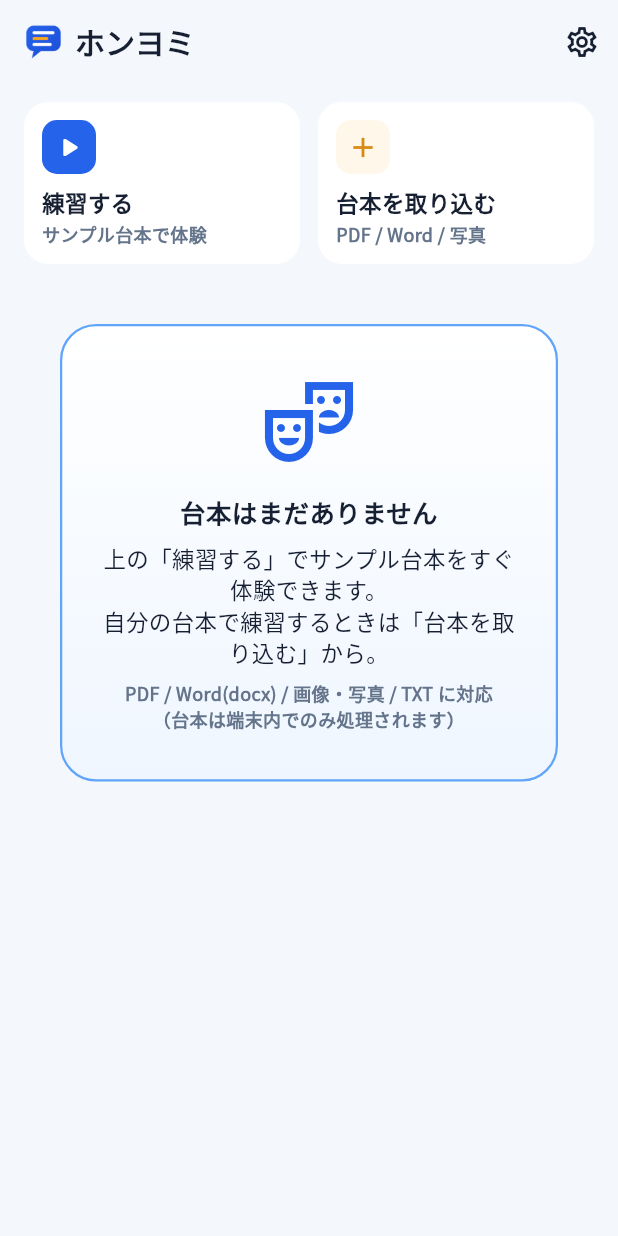
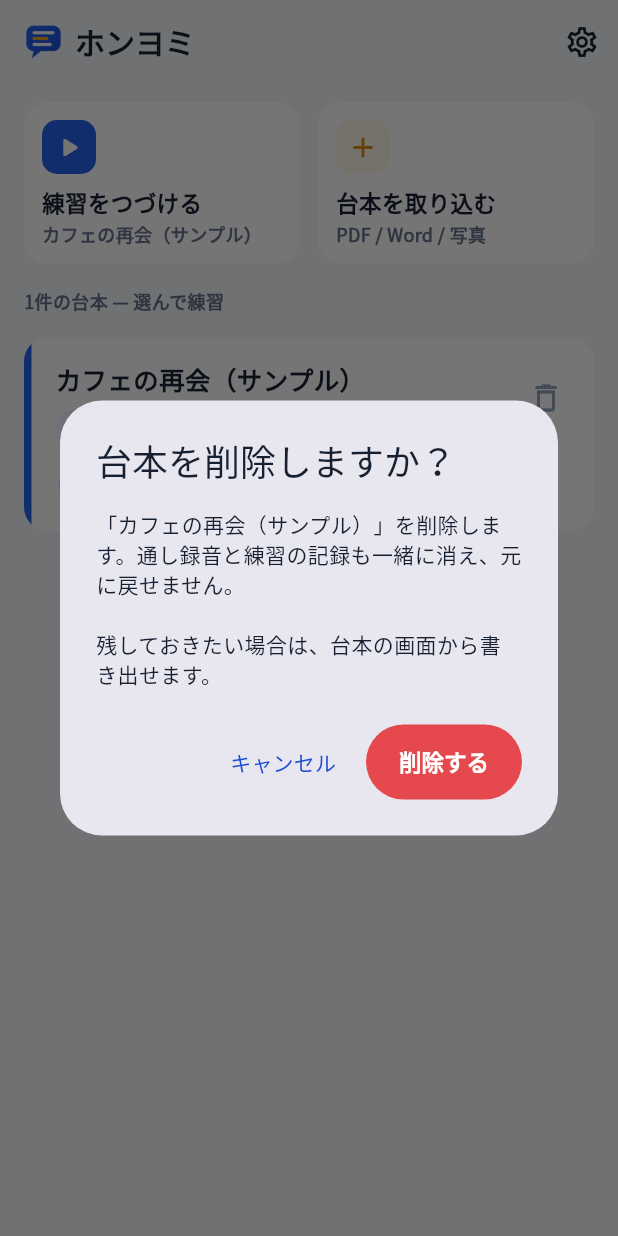
Before and after one commit to oshiyamad-blip/mood-cinema, a Flutter app: the screen it shows after launch, after a tap on "練習する", after a tap on the "delete outline" icon, on a phone screen of 412 x 824 dp. Run offline on Flutter 3.47's test engine with Material 3 defaults, Android fonts, the phone set to English and light mode, and no system bars; our stand-ins replace audioplayers, file_picker, flutter_tts, google_mobile_ads, share_plus, speech_to_text and 1 more; missing offline and left inert: google_mlkit_text_recognition, pdfx, purchases_flutter, record, syncfusion_flutter_pdf.

Commit message:
serifu-app: データ保護（取り込み修正の保存・削除確認・破損に強い保存）
コードレビューで見つかった、台本や記録を失う不具合を修正。

- 取り込み直後の「解析結果の確認・修正」の内容を保存していなかった
  （役を選ばずに戻ってアプリを閉じると修正が消えた）
- 台本の削除をワンタップで即実行していたのを確認ダイアログに
  （通し録音・練習記録も一緒に消え、Web版はバックアップ手段も無いため）
- 端末ファイルへの保存を直列化＋一時ファイル経由の置き換えに（SafeFile）。
  スライダー操作等で保存が重なると長さの違う内容が混ざって壊れ、次回起動で
  全台本／設定が初期化されることがあった。練習記録の読み→書きも直列化
- 台本の読み込みを1件ずつに（1件の破損で全台本を失わない）。読めない分が
  あれば元データを .broken に退避してから続行
- 保存失敗（Webの保存容量超過・プライベートブラウズ等）を黙って捨てず通知
- 台本詳細：練習から戻ったら「練習の記録」を更新。選んだ役にセリフが
  1つも無いときは警告を表示

Co-Authored-By: Claude Opus 5.5 <noreply@anthropic.com>
Claude-Session: https://claude.ai/code/session_017ik5rDobPbdwAi9SSvZkH7

```diff
--- a/serifu-app/lib/data/practice_log.dart
+++ b/serifu-app/lib/data/practice_log.dart
@@ -4,6 +4,7 @@ import 'dart:io';
 import 'package:flutter/foundation.dart' show kIsWeb;
 import 'package:path_provider/path_provider.dart';
 
+import 'safe_file.dart';
 import 'web_kv.dart';
 
 /// 1回の練習の記録（進捗の可視化用・端末内のみ）。
@@ -72,6 +73,9 @@ class PracticeLog {
   static const _webKey = 'honyomi:practice_log.json';
   static const maxPerScript = 50;
 
+  /// 読み→変更→書きを直列化（ほぼ同時の追記・削除で片方が消えないように）。
+  static final SerialQueue _queue = SerialQueue();
+
   Future<File> _file() async =>
       File('${(await _baseDirProvider()).path}/practice_log.json');
 
@@ -105,13 +109,14 @@ class PracticeLog {
       if (kIsWeb) {
         WebKv.write(_webKey, raw);
       } else {
-        await (await _file()).writeAsString(raw);
+        await SafeFile.write(await _file(), raw);
       }
     } catch (_) {}
   }
 
   /// 練習1回分を追記する（古いものから間引いて上限を維持）。
-  Future<void> add(String scriptId, PracticeRecord record) async {
+  Future<void> add(String scriptId, PracticeRecord record) =>
+      _queue.run(() async {
         final all = await _loadAll();
         final list = [...(all[scriptId] ?? const <PracticeRecord>[]), record];
         if (list.length > maxPerScript) {
@@ -119,17 +124,17 @@ class PracticeLog {
         }
         all[scriptId] = list;
         await _saveAll(all);
-  }
+      });
 
   /// この台本の記録（古い順）。
   Future<List<PracticeRecord>> forScript(String scriptId) async =>
       (await _loadAll())[scriptId] ?? const [];
 
   /// 台本削除時に記録も消す。
-  Future<void> remove(String scriptId) async {
+  Future<void> remove(String scriptId) => _queue.run(() async {
         final all = await _loadAll();
         if (all.remove(scriptId) != null) await _saveAll(all);
-  }
+      });
 }
 
 /// 直近の通し稽古とその1つ前を返す（リザルトの「前回比」表示用）。
--- /dev/null
+++ b/serifu-app/lib/data/safe_file.dart
@@ -0,0 +1,39 @@
+import 'dart:async';
+import 'dart:io';
+
+/// 端末ファイルへの安全な書き込み（台本・設定・練習記録の保存に使う）。
+///
+/// - 同じファイルへの書き込みを**直列化**する（スライダー操作などで保存が
+///   連続しても、長さの違う内容が混ざって末尾にゴミが残ることがない）
+/// - 一時ファイルに書き切ってから**置き換える**（途中でアプリが落ちても、
+///   前回の正しい内容が残る）
+class SafeFile {
+  SafeFile._();
+
+  static final Map<String, Future<void>> _queues = {};
+
+  static Future<void> write(File file, String content) {
+    final path = file.path;
+    final previous = _queues[path] ?? Future<void>.value();
+    final next = previous.then((_) async {
+      final tmp = File('$path.tmp');
+      await tmp.writeAsString(content, flush: true);
+      await tmp.rename(path);
+    });
+    // 失敗しても後続の書き込みは続けられるようにする（失敗は呼び出し側へ返す）。
+    _queues[path] = next.catchError((_) {});
+    return next;
+  }
+}
+
+/// 非同期処理を1本ずつ順番に実行するキュー（読み→変更→書きの競合防止）。
+class SerialQueue {
+  Future<void> _tail = Future<void>.value();
+
+  Future<T> run<T>(Future<T> Function() body) {
+    final previous = _tail;
+    final released = Completer<void>();
+    _tail = released.future;
+    return previous.then((_) => body()).whenComplete(released.complete);
+  }
+}
--- a/serifu-app/lib/data/script_repository.dart
+++ b/serifu-app/lib/data/script_repository.dart
@@ -15,6 +15,10 @@ class ScriptRepository extends ChangeNotifier {
 
   List<Script> get scripts => List.unmodifiable(_scripts);
   bool get loaded => _loaded;
+
+  /// 保存に失敗した回数（容量不足・ブラウザの保存無効など）。
+  /// 画面側はこれを監視して「保存できていない」ことを利用者に知らせる。
+  final ValueNotifier<int> saveFailures = ValueNotifier<int>(0);
 
   /// 起動時に1回呼ぶ。保存済みの台本を読み込む。
   Future<void> init() async {
@@ -46,7 +50,9 @@ class ScriptRepository extends ChangeNotifier {
   }
 
   void _persist() {
-    // 失敗してもUIは止めない（容量不足・権限等のフォールバック）。
-    _store.save(List.of(_scripts)).catchError((_) {});
+    // 失敗してもUIは止めないが、黙って失わないよう通知する。
+    _store.save(List.of(_scripts)).catchError((_) {
+      saveFailures.value++;
+    });
   }
 }
--- a/serifu-app/lib/data/script_store.dart
+++ b/serifu-app/lib/data/script_store.dart
@@ -5,6 +5,7 @@ import 'package:flutter/foundation.dart' show kIsWeb;
 import 'package:path_provider/path_provider.dart';
 
 import '../models/script.dart';
+import 'safe_file.dart';
 import 'web_kv.dart';
 
 /// 台本を端末ローカルのJSONファイルへ保存/読込する（サーバ送信なし）。
@@ -25,8 +26,8 @@ class ScriptStore {
   }
 
   Future<List<Script>> load() async {
+    String raw = '';
     try {
-      final String raw;
       if (kIsWeb) {
         raw = WebKv.read(_webKey) ?? '';
       } else {
@@ -35,20 +36,38 @@ class ScriptStore {
         raw = await file.readAsString();
       }
       if (raw.trim().isEmpty) return [];
-      return decode(raw);
+      final result = decodeTolerant(raw);
+      // 読めない台本があったら、元データを退避してから使える分だけ返す
+      // （次の保存で読めなかった分が消えても、退避から復旧できるように）。
+      if (result.skipped > 0) await _backup(raw);
+      return result.scripts;
     } catch (_) {
-      // 破損時は空で復帰（起動を妨げない）。
+      // 全体が壊れている：起動は妨げず、元データは退避しておく。
+      if (raw.isNotEmpty) await _backup(raw);
       return [];
     }
   }
 
+  Future<void> _backup(String raw) async {
+    try {
+      if (kIsWeb) {
+        WebKv.write('$_webKey.broken', raw);
+      } else {
+        final file = await _file();
+        await File('${file.path}.broken').writeAsString(raw, flush: true);
+      }
+    } catch (_) {}
+  }
+
+  /// 保存。失敗したら例外を投げる（呼び出し側が利用者に知らせるため）。
   Future<void> save(List<Script> scripts) async {
     if (kIsWeb) {
-      WebKv.write(_webKey, encode(scripts));
+      if (!WebKv.write(_webKey, encode(scripts))) {
+        throw StateError('ブラウザに保存できませんでした');
+      }
       return;
     }
-    final file = await _file();
-    await file.writeAsString(encode(scripts), flush: true);
+    await SafeFile.write(await _file(), encode(scripts));
   }
 
   // 以下は純粋関数（テスト可能）。
@@ -56,10 +75,20 @@ class ScriptStore {
   static String encode(List<Script> scripts) =>
       jsonEncode(scripts.map((s) => s.toJson()).toList());
 
-  static List<Script> decode(String raw) {
+  static List<Script> decode(String raw) => decodeTolerant(raw).scripts;
+
+  /// 1件ずつ読み、壊れた台本だけを飛ばす（1件の破損で全台本を失わない）。
+  static ({List<Script> scripts, int skipped}) decodeTolerant(String raw) {
     final list = jsonDecode(raw) as List;
-    return list
-        .map((e) => Script.fromJson(Map<String, dynamic>.from(e as Map)))
-        .toList();
+    final scripts = <Script>[];
+    var skipped = 0;
+    for (final e in list) {
+      try {
+        scripts.add(Script.fromJson(Map<String, dynamic>.from(e as Map)));
+      } catch (_) {
+        skipped++;
+      }
+    }
+    return (scripts: scripts, skipped: skipped);
   }
 }
--- a/serifu-app/lib/data/web_kv_stub.dart
+++ b/serifu-app/lib/data/web_kv_stub.dart
@@ -2,5 +2,7 @@
 class WebKv {
   WebKv._();
   static String? read(String key) => null;
-  static void write(String key, String value) {}
+
+  /// 保存できたら true。
+  static bool write(String key, String value) => true;
 }
--- a/serifu-app/lib/screens/home_screen.dart
+++ b/serifu-app/lib/screens/home_screen.dart
@@ -46,6 +46,53 @@ class _HomeScreenState extends State<HomeScreen> {
         SpeechRecognizer().init();
       });
     }
+    _repo.saveFailures.addListener(_onSaveFailed);
+  }
+
+  @override
+  void dispose() {
+    _repo.saveFailures.removeListener(_onSaveFailed);
+    super.dispose();
+  }
+
+  /// 保存に失敗したら知らせる（黙っているとリロード後に台本が消えて見える）。
+  void _onSaveFailed() {
+    if (!mounted) return;
+    _snack(kIsWeb
+        ? 'ブラウザに保存できませんでした（保存容量の不足・プライベートブラウズ等）。'
+            'このままページを閉じると台本が消えます。'
+        : '台本を保存できませんでした。端末の空き容量をご確認ください。');
+  }
+
+  /// 削除は取り消せないので確認する（通し録音・練習の記録も一緒に消える）。
+  Future<void> _confirmDelete(Script s) async {
+    final ok = await showDialog<bool>(
+      context: context,
+      builder: (ctx) => AlertDialog(
+        title: const Text('台本を削除しますか？'),
+        content: Text(
+          '「${s.title}」を削除します。通し録音と練習の記録も一緒に消え、'
+          '元に戻せません。'
+          '${kIsWeb ? '' : '\n\n残しておきたい場合は、台本の画面から書き出せます。'}',
+        ),
+        actions: [
+          TextButton(
+            onPressed: () => Navigator.of(ctx).pop(false),
+            child: const Text('キャンセル'),
+          ),
+          FilledButton(
+            style: FilledButton.styleFrom(backgroundColor: AppColors.danger),
+            onPressed: () => Navigator.of(ctx).pop(true),
+            child: const Text('削除する'),
+          ),
+        ],
+      ),
+    );
+    if (ok != true || !mounted) return;
+    _repo.remove(s.id);
+    ReadThroughStore().deleteAll(s.id); // 通し録音も一緒に消す
+    PracticeLog().remove(s.id); // 練習記録も一緒に消す
+    _snack('「${s.title}」を削除しました');
   }
 
   Future<void> _import() async {
@@ -136,6 +183,9 @@ class _HomeScreenState extends State<HomeScreen> {
         await Navigator.of(context).push(
           MaterialPageRoute(builder: (_) => ScriptEditScreen(script: script)),
         );
+        // 確認画面での修正（話者・種別・本文）を保存する。ここで保存しないと、
+        // 役を選ばずに戻ってアプリを閉じた場合に修正が失われる。
+        _repo.touch();
         if (mounted) {
           await Navigator.of(context).push(
             MaterialPageRoute(
@@ -241,11 +291,7 @@ class _HomeScreenState extends State<HomeScreen> {
                   MaterialPageRoute(
                       builder: (_) => ScriptDetailScreen(script: s)),
                 ),
-                onDelete: () {
-                  _repo.remove(s.id);
-                  ReadThroughStore().deleteAll(s.id); // 通し録音も一緒に消す
-                  PracticeLog().remove(s.id); // 練習記録も一緒に消す
-                },
+                onDelete: () => _confirmDelete(s),
               );
             },
           );
@@ -427,6 +473,7 @@ class _ScriptCard extends StatelessWidget {
               ),
               IconButton(
                 icon: const Icon(Icons.delete_outline, color: AppColors.ink300),
+                tooltip: '台本を削除',
                 onPressed: onDelete,
               ),
             ],
--- a/serifu-app/lib/screens/script_detail_screen.dart
+++ b/serifu-app/lib/screens/script_detail_screen.dart
@@ -35,6 +35,10 @@ class _ScriptDetailScreenState extends State<ScriptDetailScreen> {
     super.initState();
     _loadRecords();
   }
+
+  int get _myLineCount => s.lines
+      .where((l) => l.type == LineType.dialogue && l.speaker == s.myCharacter)
+      .length;
 
   Future<void> _loadRecords() async {
     final records = await PracticeLog().forScript(s.id);
@@ -334,18 +338,29 @@ class _ScriptDetailScreenState extends State<ScriptDetailScreen> {
           ),
           const SizedBox(height: AppSpacing.xl),
 
+          // 選んだ役にセリフが1つも無い（話者の解析ミス・追加しただけの役）。
+          if (s.myCharacter != null && _myLineCount == 0) ...[
+            Text(
+              '「${s.myCharacter}」のセリフが見つかりません。台本の内容で話者を確認してください'
+              '（このまま練習すると全員分を読み上げます）。',
+              style: AppText.caption.copyWith(color: AppColors.danger),
+            ),
+            const SizedBox(height: AppSpacing.sm),
+          ],
           // 練習開始：幅いっぱい。
           SizedBox(
             width: double.infinity,
             child: FilledButton.icon(
               onPressed: s.myCharacter == null
                   ? null
-                  : () {
+                  : () async {
                       s.lastPracticedAt = DateTime.now();
                       ScriptRepository.instance.touch();
-                      Navigator.of(context).push(
+                      await Navigator.of(context).push(
                         MaterialPageRoute(builder: (_) => RehearsalScreen(script: s)),
                       );
+                      // 練習から戻ったら「練習の記録」を最新にする。
+                      _loadRecords();
                     },
               icon: const Icon(Icons.play_arrow),
               label: Text(s.myCharacter == null ? 'まず自分の役を選んでください' : '練習開始'),
```
Also changed, not shown: serifu-app/lib/data/settings_store.dart (+4 -3 lines), serifu-app/lib/data/web_kv_web.dart (+6 -3 lines), 1 other file. Lines whose indentation alone changed are shown as unchanged.
